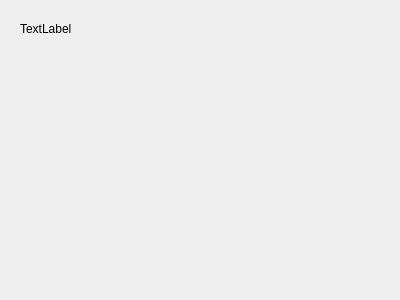
This is controls/filespanel.ui in maxd/qtmgr.prototype as Qt 5 draws it before an edit. The edited form follows.
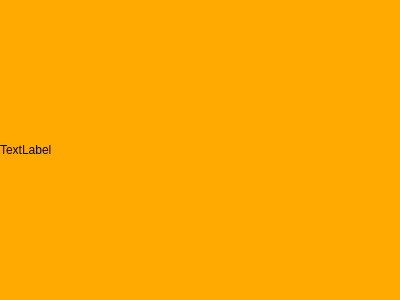
This is the edited form.

Commit message: Implemented layout for main window

Patch:
```diff
--- a/controls/filespanel.ui
+++ b/controls/filespanel.ui
@@ -13,19 +13,21 @@
   <property name="windowTitle">
    <string>Form</string>
   </property>
+  <property name="styleSheet">
+   <string notr="true">background-color: rgb(255, 170, 0);</string>
+  </property>
+  <layout class="QGridLayout" name="gridLayout">
+   <property name="margin">
+    <number>0</number>
+   </property>
+   <item row="0" column="0">
   <widget class="QLabel" name="label">
-   <property name="geometry">
-    <rect>
-     <x>20</x>
-     <y>20</y>
-     <width>62</width>
-     <height>17</height>
-    </rect>
-   </property>
    <property name="text">
     <string>TextLabel</string>
    </property>
   </widget>
+   </item>
+  </layout>
  </widget>
  <resources/>
  <connections/>
```
Lines whose indentation alone changed are shown as unchanged. The commit also changes 2 other files.
